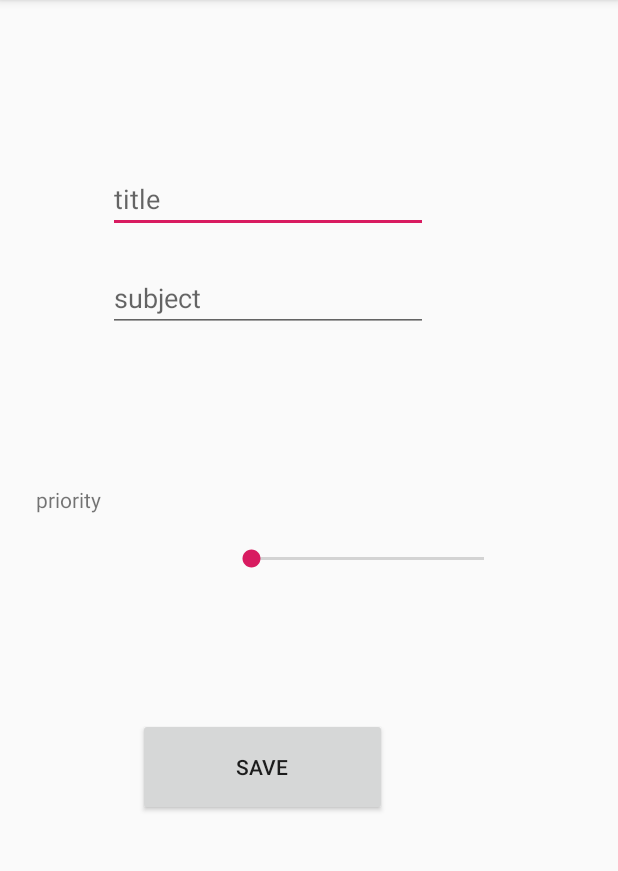
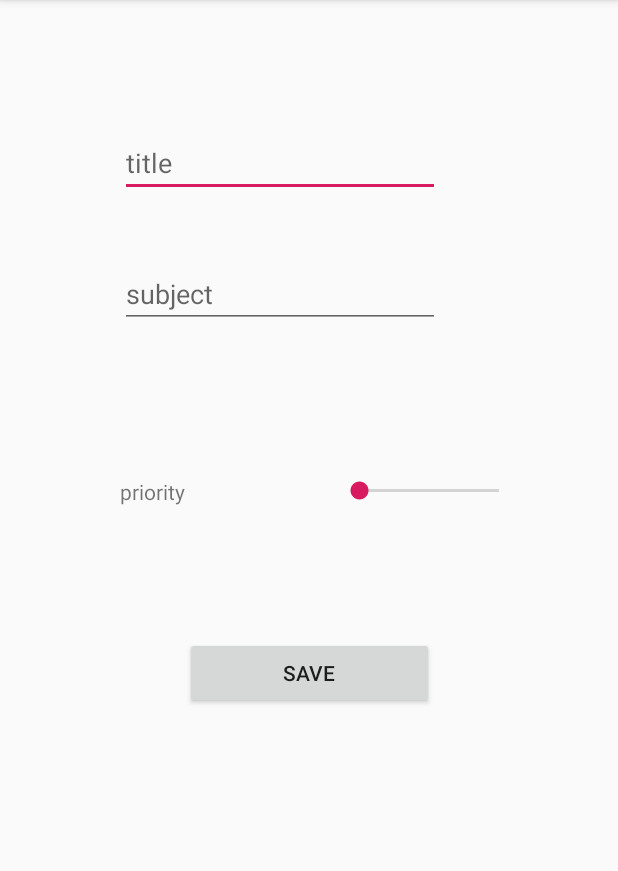
Before and after one commit to alsalamcse/habibApplication, an Android app: the AddTask screen opened directly, with no data from a screen before it, on a phone screen of 412 x 824 dp, the part 84-955 px from its top. Run offline under Robolectric (Android 15) with nearby library versions, the phone set to English and light mode, and no system bars; our stand-ins replace Firebase (no records; nobody signed in at launch, a user with empty details on screens opened directly).

```diff
--- a/app/build.gradle
+++ b/app/build.gradle
@@ -33,6 +33,7 @@ dependencies {
     implementation 'com.google.firebase:firebase-database:16.0.4'
     implementation 'com.google.android.material:material:1.0.0'
     implementation 'androidx.lifecycle:lifecycle-extensions:2.0.0'
+    implementation 'androidx.legacy:legacy-support-v4:1.0.0'
     testImplementation 'junit:junit:4.12'
     androidTestImplementation 'androidx.test:runner:1.1.1'
     androidTestImplementation 'androidx.test.espresso:espresso-core:3.1.1'
--- a/app/src/main/java/com/example/habibapplication/SignIn.java
+++ b/app/src/main/java/com/example/habibapplication/SignIn.java
@@ -10,6 +10,7 @@ import android.view.View;
 import android.widget.Button;
 import android.widget.EditText;
 import android.widget.ImageView;
+import android.widget.Toast;
 
 import com.google.android.gms.tasks.OnCompleteListener;
 import com.google.android.gms.tasks.Task;
@@ -100,12 +101,15 @@ public class SignIn extends AppCompatActivity {
                if (task.isSuccessful())
                {
                    //todo go to ,main screen(all task activity)
+                   Toast.makeText(SignIn.this, "successful", Toast.LENGTH_SHORT).show();
                    Intent intent=new Intent(SignIn.this,MainTasksActivity.class);
                    startActivity(intent);
 
                }
                else
                {
+                   Toast.makeText(SignIn.this, "not successful"+task.getException().getMessage(), Toast.LENGTH_SHORT).show();
+
                    etEmail.setError("email or password ia wrong");
                }
             }
--- a/app/src/main/java/com/example/habibapplication/ui/main/PlaceholderFragment.java
+++ b/app/src/main/java/com/example/habibapplication/ui/main/PlaceholderFragment.java
@@ -46,12 +46,12 @@ public class PlaceholderFragment extends Fragment {
     public View onCreateView(
             @NonNull LayoutInflater inflater, ViewGroup container,
             Bundle savedInstanceState) {
-        View root = inflater.inflate(R.layout.fragment_main, container, false);
+        View root = inflater.inflate(R.layout.fragment_fragment_main, container, false);
         final TextView textView = root.findViewById(R.id.section_label);
         pageViewModel.getText().observe(this, new Observer<String>() {
             @Override
             public void onChanged(@Nullable String s) {
-                textView.setText(s);
+              //  textView.setText(s);
             }
         });
         return root;
--- a/app/src/main/res/layout/activity_add_task2.xml
+++ b/app/src/main/res/layout/activity_add_task2.xml
@@ -10,66 +10,57 @@
         android:id="@+id/etTitle"
         android:layout_width="wrap_content"
         android:layout_height="wrap_content"
-        android:layout_marginTop="110dp"
-        android:layout_marginBottom="182dp"
+        android:layout_marginStart="80dp"
+        android:layout_marginLeft="80dp"
+        android:layout_marginTop="86dp"
         android:ems="10"
         android:hint="title"
         android:inputType="textPersonName"
-        app:layout_constraintBottom_toTopOf="@+id/skbrImportant"
-        app:layout_constraintEnd_toEndOf="@+id/etSubject"
-        app:layout_constraintStart_toStartOf="@+id/etSubject"
+        app:layout_constraintStart_toStartOf="parent"
         app:layout_constraintTop_toTopOf="parent" />
 
     <EditText
         android:id="@+id/etSubject"
         android:layout_width="wrap_content"
         android:layout_height="wrap_content"
-        android:layout_marginStart="72dp"
-        android:layout_marginLeft="72dp"
-        android:layout_marginBottom="81dp"
+        android:layout_marginTop="42dp"
         android:ems="10"
         android:hint="subject"
         android:inputType="textPersonName"
-        app:layout_constraintBottom_toTopOf="@+id/tvPriority"
-        app:layout_constraintStart_toStartOf="parent"
+        app:layout_constraintStart_toStartOf="@+id/etTitle"
         app:layout_constraintTop_toBottomOf="@+id/etTitle" />
 
     <Button
         android:id="@+id/btnSave"
         android:layout_width="166dp"
-        android:layout_height="65dp"
-        android:layout_marginStart="92dp"
-        android:layout_marginLeft="92dp"
-        android:layout_marginBottom="203dp"
+        android:layout_height="wrap_content"
+        android:layout_marginTop="87dp"
         android:text="save"
-        app:layout_constraintBottom_toBottomOf="parent"
+        app:layout_constraintEnd_toEndOf="parent"
         app:layout_constraintStart_toStartOf="parent"
         app:layout_constraintTop_toBottomOf="@+id/tvPriority" />
 
     <TextView
         android:id="@+id/tvPriority"
-        android:layout_width="94dp"
-        android:layout_height="37dp"
-        android:layout_marginStart="24dp"
-        android:layout_marginLeft="24dp"
-        android:layout_marginEnd="33dp"
-        android:layout_marginRight="33dp"
-        android:layout_marginBottom="97dp"
+        android:layout_width="0dp"
+        android:layout_height="wrap_content"
+        android:layout_marginStart="80dp"
+        android:layout_marginLeft="80dp"
+        android:layout_marginEnd="18dp"
+        android:layout_marginRight="18dp"
         android:text="priority"
-        app:layout_constraintBottom_toTopOf="@+id/btnSave"
         app:layout_constraintEnd_toStartOf="@+id/skbrImportant"
         app:layout_constraintStart_toStartOf="parent"
-        app:layout_constraintTop_toBottomOf="@+id/etSubject" />
+        app:layout_constraintTop_toTopOf="@+id/skbrImportant" />
 
     <SeekBar
         android:id="@+id/skbrImportant"
         android:layout_width="0dp"
-        android:layout_height="0dp"
-        android:layout_marginEnd="73dp"
-        android:layout_marginRight="73dp"
-        android:layout_marginBottom="359dp"
-        app:layout_constraintBottom_toBottomOf="parent"
+        android:layout_height="wrap_content"
+        android:layout_marginTop="99dp"
+        android:layout_marginEnd="63dp"
+        android:layout_marginRight="63dp"
         app:layout_constraintEnd_toEndOf="parent"
         app:layout_constraintStart_toEndOf="@+id/tvPriority"
-        app:layout_constraintTop_toBottomOf="@+id/etTitle" />
+        app:layout_constraintTop_toBottomOf="@+id/etSubject" />
 </androidx.constraintlayout.widget.ConstraintLayout>
--- a/app/src/main/res/layout/activity_sign_up2.xml
+++ b/app/src/main/res/layout/activity_sign_up2.xml
@@ -86,9 +86,9 @@
     <Button
         android:id="@+id/btSave"
         android:layout_width="204dp"
-        android:layout_height="0dp"
-        android:layout_marginStart="74dp"
-        android:layout_marginLeft="74dp"
+        android:layout_height="wrap_content"
+        android:layout_marginStart="64dp"
+        android:layout_marginLeft="64dp"
         android:layout_marginBottom="121dp"
         android:text="save"
         app:layout_constraintBottom_toBottomOf="parent"
--- a/app/src/main/res/values/strings.xml
+++ b/app/src/main/res/values/strings.xml
@@ -3,4 +3,7 @@
     <string name="title_activity_main_tasks">MainTasksActivity</string>
     <string name="tab_text_1">Tab 1</string>
     <string name="tab_text_2">Tab 2</string>
+
+    <!-- TODO: Remove or change this placeholder text -->
+    <string name="hello_blank_fragment">Hello blank fragment</string>
 </resources>
```
Also changed, not shown: app/src/main/java/com/example/habibapplication/fragment_main.java (added, +110 -0 lines), app/src/main/res/layout/fragment_fragment_main.xml (added, +14 -0 lines).
